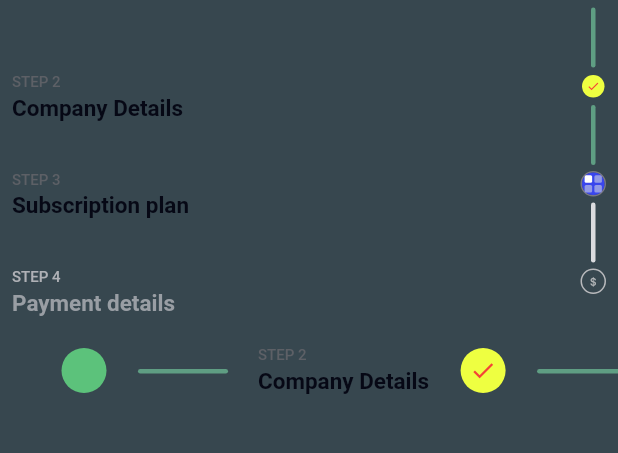
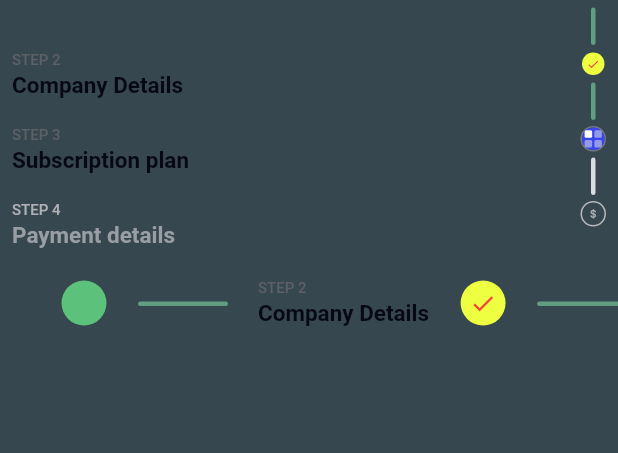
Before and after one commit to Weav3r/dm_stepper, a Flutter app: the screen it shows after launch, on a phone screen of 412 x 824 dp, the part 108-561 px from its top. Run offline on Flutter 3.47's test engine with Material 2 defaults, Android fonts, the phone set to English and light mode, and no system bars.

Commit message:
Update dm_step.dart

```diff
--- a/lib/dm_step.dart
+++ b/lib/dm_step.dart
@@ -135,7 +135,7 @@ class DMStep extends StatelessWidget {
               bottom: (direction == Axis.horizontal) ? 8 : 4,
             ),
             child: Container(
-              height: direction == Axis.vertical ? 40 : 3,
+              height: direction == Axis.vertical ? 25 : 3,
               width: direction == Axis.vertical ? 3 : 60,
               decoration: BoxDecoration(
                 color: getColor(dmStepType, DMStepItem.link, dmStepColorsModel),
```
